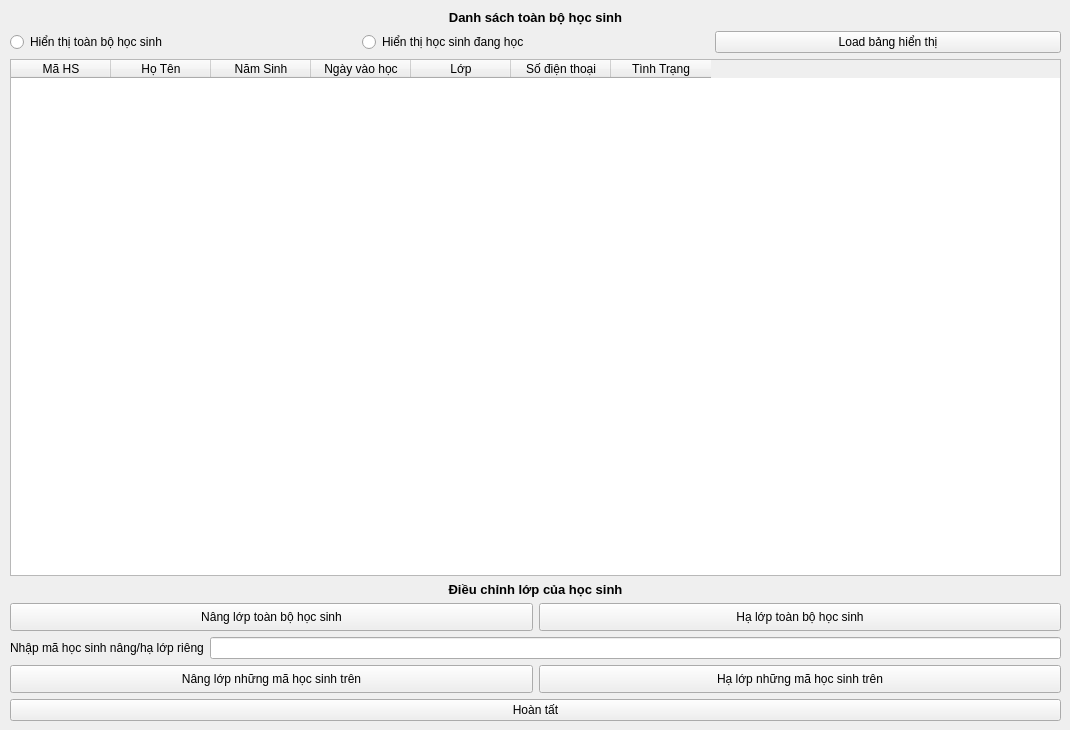
longpham6595/kvmanagement, file TranslateUiPyPackage/ui_ip/M16_danhsachhocsinh.ui: the form before one commit.
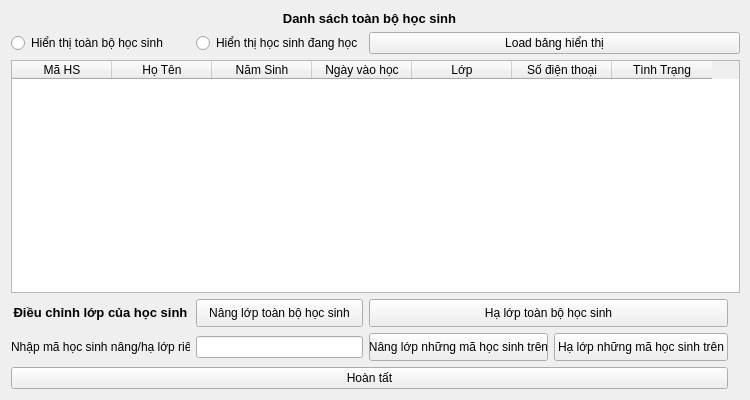
The form after the commit.

Patch:
```diff
--- a/TranslateUiPyPackage/ui_ip/M16_danhsachhocsinh.ui
+++ b/TranslateUiPyPackage/ui_ip/M16_danhsachhocsinh.ui
@@ -6,56 +6,61 @@
    <rect>
     <x>0</x>
     <y>0</y>
-    <width>1070</width>
-    <height>730</height>
+    <width>750</width>
+    <height>400</height>
    </rect>
   </property>
+  <property name="minimumSize">
+   <size>
+    <width>750</width>
+    <height>400</height>
+   </size>
+  </property>
   <property name="windowTitle">
    <string>Form</string>
   </property>
-  <widget class="QWidget" name="layoutWidget">
-   <property name="geometry">
-    <rect>
-     <x>10</x>
-     <y>10</y>
-     <width>1051</width>
-     <height>711</height>
-    </rect>
-   </property>
-   <layout class="QVBoxLayout" name="verticalLayout">
-    <item>
-     <widget class="QLabel" name="label">
+  <layout class="QGridLayout" name="gridLayout">
+   <item row="5" column="1">
+    <widget class="QPushButton" name="icall">
+     <property name="minimumSize">
+      <size>
+       <width>0</width>
+       <height>28</height>
+      </size>
+     </property>
+     <property name="maximumSize">
+      <size>
+       <width>16777215</width>
+       <height>28</height>
+      </size>
+     </property>
       <property name="text">
-       <string>&lt;html&gt;&lt;head/&gt;&lt;body&gt;&lt;p align=&quot;center&quot;&gt;&lt;span style=&quot; font-size:10pt; font-weight:600;&quot;&gt;Danh sách toàn bộ học sinh&lt;/span&gt;&lt;/p&gt;&lt;/body&gt;&lt;/html&gt;</string>
+      <string>Nâng lớp toàn bộ học sinh</string>
       </property>
      </widget>
     </item>
-    <item>
-     <layout class="QHBoxLayout" name="horizontalLayout">
-      <item>
+   <item row="2" column="0">
        <widget class="QRadioButton" name="allstushow">
         <property name="text">
          <string>Hiển thị toàn bộ học sinh</string>
         </property>
        </widget>
       </item>
-      <item>
-       <widget class="QRadioButton" name="curstushow">
-        <property name="text">
-         <string>Hiển thị học sinh đang học</string>
-        </property>
-       </widget>
-      </item>
-      <item>
+   <item row="2" column="2" colspan="4">
        <widget class="QPushButton" name="loadview">
         <property name="text">
          <string>Load bảng hiển thị</string>
         </property>
        </widget>
       </item>
-     </layout>
-    </item>
-    <item>
+   <item row="2" column="1">
+    <widget class="QRadioButton" name="curstushow">
+     <property name="text">
+      <string>Hiển thị học sinh đang học</string>
+     </property>
+    </widget>
+   </item>
+   <item row="4" column="0" colspan="6">
      <widget class="QTableWidget" name="dataview">
       <column>
        <property name="text">
@@ -94,60 +99,14 @@
       </column>
      </widget>
     </item>
-    <item>
-     <layout class="QVBoxLayout" name="verticalLayout_2">
-      <item>
+   <item row="5" column="0">
        <widget class="QLabel" name="label_5">
         <property name="text">
          <string>&lt;html&gt;&lt;head/&gt;&lt;body&gt;&lt;p align=&quot;center&quot;&gt;&lt;span style=&quot; font-size:10pt; font-weight:600;&quot;&gt;Điều chỉnh lớp của học sinh&lt;/span&gt;&lt;/p&gt;&lt;/body&gt;&lt;/html&gt;</string>
         </property>
        </widget>
       </item>
-      <item>
-       <layout class="QHBoxLayout" name="horizontalLayout_3">
-        <item>
-         <widget class="QPushButton" name="icall">
-          <property name="minimumSize">
-           <size>
-            <width>0</width>
-            <height>28</height>
-           </size>
-          </property>
-          <property name="maximumSize">
-           <size>
-            <width>16777215</width>
-            <height>28</height>
-           </size>
-          </property>
-          <property name="text">
-           <string>Nâng lớp toàn bộ học sinh</string>
-          </property>
-         </widget>
-        </item>
-        <item>
-         <widget class="QPushButton" name="dcall">
-          <property name="minimumSize">
-           <size>
-            <width>0</width>
-            <height>28</height>
-           </size>
-          </property>
-          <property name="maximumSize">
-           <size>
-            <width>16777215</width>
-            <height>28</height>
-           </size>
-          </property>
-          <property name="text">
-           <string>Hạ lớp toàn bộ học sinh</string>
-          </property>
-         </widget>
-        </item>
-       </layout>
-      </item>
-      <item>
-       <layout class="QHBoxLayout" name="horizontalLayout_2">
-        <item>
+   <item row="7" column="0">
          <widget class="QLabel" name="label_4">
           <property name="minimumSize">
            <size>
@@ -166,7 +125,7 @@
           </property>
          </widget>
         </item>
-        <item>
+   <item row="7" column="1">
          <widget class="QLineEdit" name="mahsicdc">
           <property name="minimumSize">
            <size>
@@ -182,11 +141,7 @@
           </property>
          </widget>
         </item>
-       </layout>
-      </item>
-      <item>
-       <layout class="QHBoxLayout" name="horizontalLayout_4">
-        <item>
+   <item row="7" column="2">
          <widget class="QPushButton" name="icperstu">
           <property name="minimumSize">
            <size>
@@ -205,7 +160,7 @@
           </property>
          </widget>
         </item>
-        <item>
+   <item row="7" column="3">
          <widget class="QPushButton" name="dcperstu">
           <property name="minimumSize">
            <size>
@@ -224,19 +179,40 @@
           </property>
          </widget>
         </item>
-       </layout>
-      </item>
-     </layout>
-    </item>
-    <item>
+   <item row="5" column="2" colspan="2">
+    <widget class="QPushButton" name="dcall">
+     <property name="minimumSize">
+      <size>
+       <width>0</width>
+       <height>28</height>
+      </size>
+     </property>
+     <property name="maximumSize">
+      <size>
+       <width>16777215</width>
+       <height>28</height>
+      </size>
+     </property>
+     <property name="text">
+      <string>Hạ lớp toàn bộ học sinh</string>
+     </property>
+    </widget>
+   </item>
+   <item row="10" column="0" colspan="4">
      <widget class="QPushButton" name="hoantat">
       <property name="text">
        <string>Hoàn tất</string>
       </property>
      </widget>
     </item>
-   </layout>
-  </widget>
+   <item row="0" column="0" colspan="4">
+    <widget class="QLabel" name="label">
+     <property name="text">
+      <string>&lt;html&gt;&lt;head/&gt;&lt;body&gt;&lt;p align=&quot;center&quot;&gt;&lt;span style=&quot; font-size:10pt; font-weight:600;&quot;&gt;Danh sách toàn bộ học sinh&lt;/span&gt;&lt;/p&gt;&lt;/body&gt;&lt;/html&gt;</string>
+     </property>
+    </widget>
+   </item>
+  </layout>
  </widget>
  <resources/>
  <connections/>
```
Lines whose indentation alone changed are shown as unchanged.
